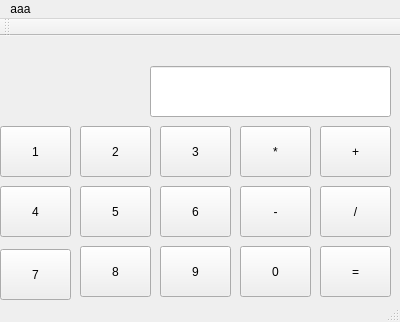
First picture: the form in mainwindow.ui, repository TaniaKlimchuk/calc, before the edit.
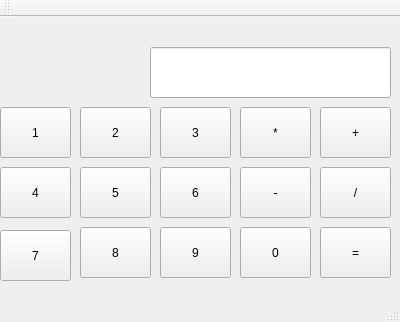
Second picture: the form after the edit.

```diff
--- a/mainwindow.ui
+++ b/mainwindow.ui
@@ -220,22 +220,6 @@
     </property>
    </widget>
   </widget>
-  <widget class="QMenuBar" name="menuBar">
-   <property name="geometry">
-    <rect>
-     <x>0</x>
-     <y>0</y>
-     <width>400</width>
-     <height>26</height>
-    </rect>
-   </property>
-   <widget class="QMenu" name="menuAaa">
-    <property name="title">
-     <string>aaa</string>
-    </property>
-   </widget>
-   <addaction name="menuAaa"/>
-  </widget>
   <widget class="QToolBar" name="mainToolBar">
    <attribute name="toolBarArea">
     <enum>TopToolBarArea</enum>
```
